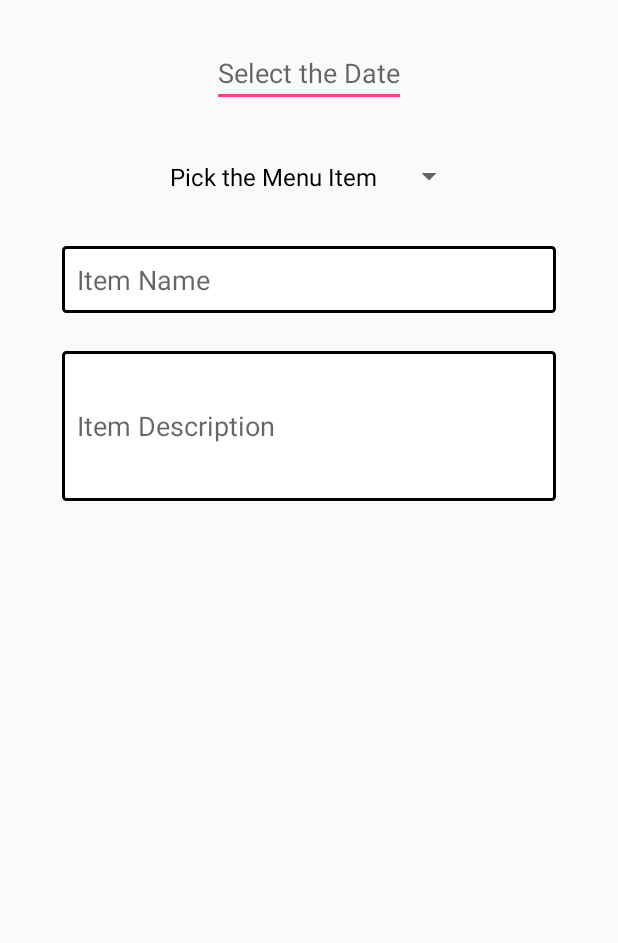
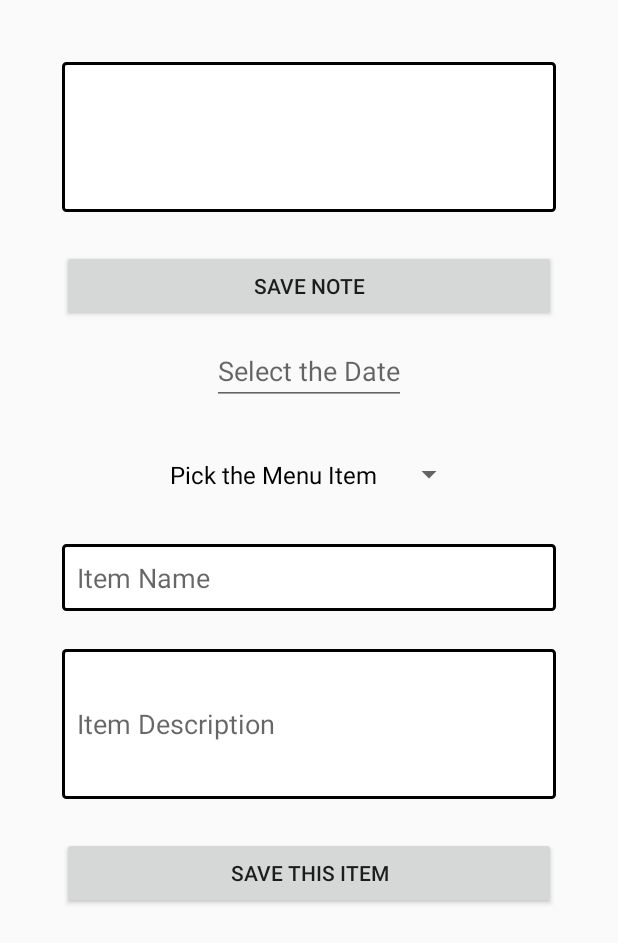
Before and after one commit to TimeMenus/TimeMenusAndroid, an Android app: the AdminActivity screen opened directly, with no data from a screen before it, on a phone screen of 412 x 824 dp. Shown: the top 943 px of the screen. Run offline under Robolectric (Android 15) with nearby library versions, the phone set to English and light mode, and no system bars.

Commit message:
for the items in menues

```diff
--- a/app/src/main/java/com/express/apps/expresscafe/LoginActivity.java
+++ b/app/src/main/java/com/express/apps/expresscafe/LoginActivity.java
@@ -109,6 +109,8 @@ public class LoginActivity extends BaseActivity{
                     @Override
                     public void onComplete(@NonNull Task<AuthResult> task) {
                         Log.d(TAG, "signInWithEmail:onComplete:" + task.isSuccessful());
+                        Intent i = new Intent(LoginActivity.this, AdminActivity.class);
+                        startActivity(i);
 
                         // If sign in fails, display a message to the user. If sign in succeeds
                         // the auth state listener will be notified and logic to handle the
--- a/app/src/main/res/layout/activity_admin.xml
+++ b/app/src/main/res/layout/activity_admin.xml
@@ -9,6 +9,34 @@
     android:paddingTop="@dimen/activity_vertical_margin"
     tools:context="com.express.apps.expresscafe.AdminActivity">
 
+
+    <EditText
+        android:id="@+id/edit_note"
+        android:layout_width="match_parent"
+        android:layout_height="100dp"
+        android:layout_marginLeft="25dp"
+        android:layout_marginTop="25dp"
+        android:hint=""
+        android:padding="10dp"
+        android:layout_marginRight="25dp"
+        android:background="@drawable/border_input"
+        android:singleLine="false"
+        android:inputType="textMultiLine"/>
+
+    <Button
+        android:layout_width="match_parent"
+        android:layout_height="wrap_content"
+        android:text="Save Note"
+        android:id="@+id/save_note"
+        android:layout_gravity="center"
+        android:layout_centerHorizontal="true"
+        android:onClick="saveNote"
+        android:layout_below="@+id/edit_note"
+        android:layout_marginLeft="25dp"
+        android:layout_marginTop="25dp"
+        android:layout_marginRight="25dp"
+        android:padding="10dp"/>
+
     <EditText
         android:id="@+id/picked_date"
         android:layout_width="wrap_content"
@@ -19,6 +47,7 @@
         android:gravity="center"
         android:hint="@string/date_hint"
         android:textAlignment="gravity"
+        android:layout_below="@+id/save_note"
         android:textAppearance="?android:attr/textAppearanceMedium" />
 
     <Spinner
@@ -58,4 +87,20 @@
         android:singleLine="false"
         android:inputType="textMultiLine"
         android:layout_below="@+id/item_name"/>
+
+    <Button
+        android:layout_width="match_parent"
+        android:layout_height="wrap_content"
+        android:text="Save this Item"
+        android:id="@+id/save_button"
+        android:layout_gravity="center"
+        android:layout_centerHorizontal="true"
+        android:onClick="saveItem"
+        android:layout_below="@+id/item_desc"
+        android:layout_marginLeft="25dp"
+        android:layout_marginTop="25dp"
+        android:layout_marginRight="25dp"
+        android:padding="10dp"/>
+
+
 </RelativeLayout>
```
Also changed, not shown: app/src/main/java/com/express/apps/expresscafe/AdminActivity.java (+23 -5 lines), app/src/main/java/com/express/apps/expresscafe/MenuActivity.java (+16 -4 lines), app/src/main/java/com/express/apps/expresscafe/models/Item.java (+16 -16 lines), app/src/main/java/com/express/apps/expresscafe/models/Menu.java (+8 -5 lines).
